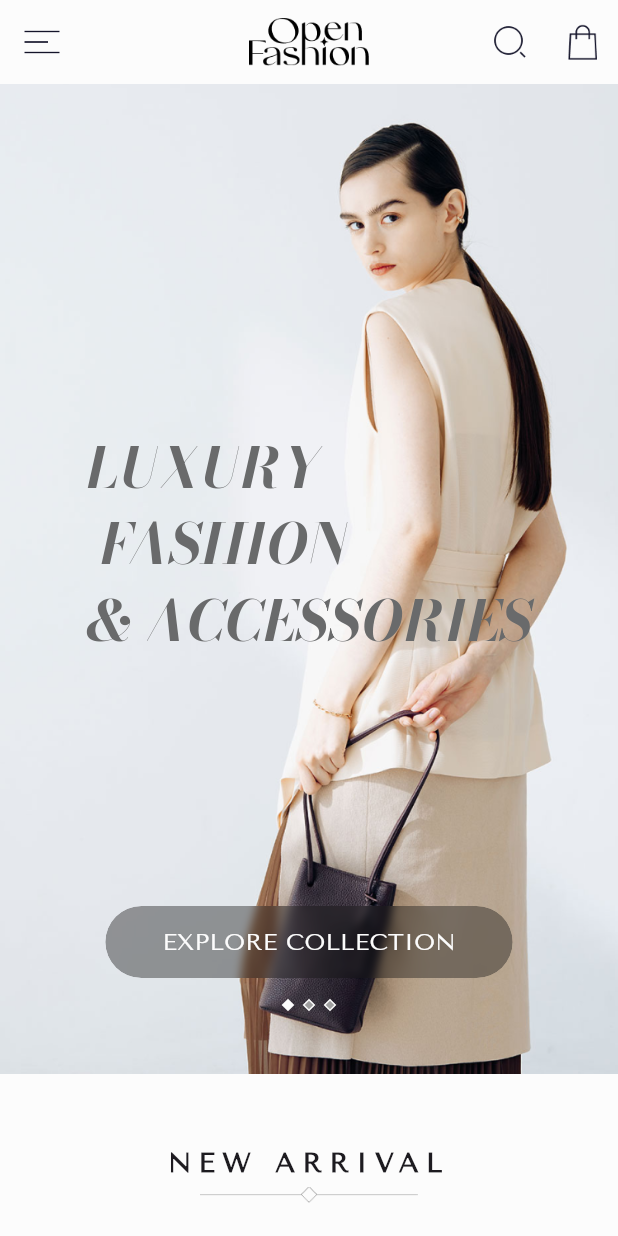
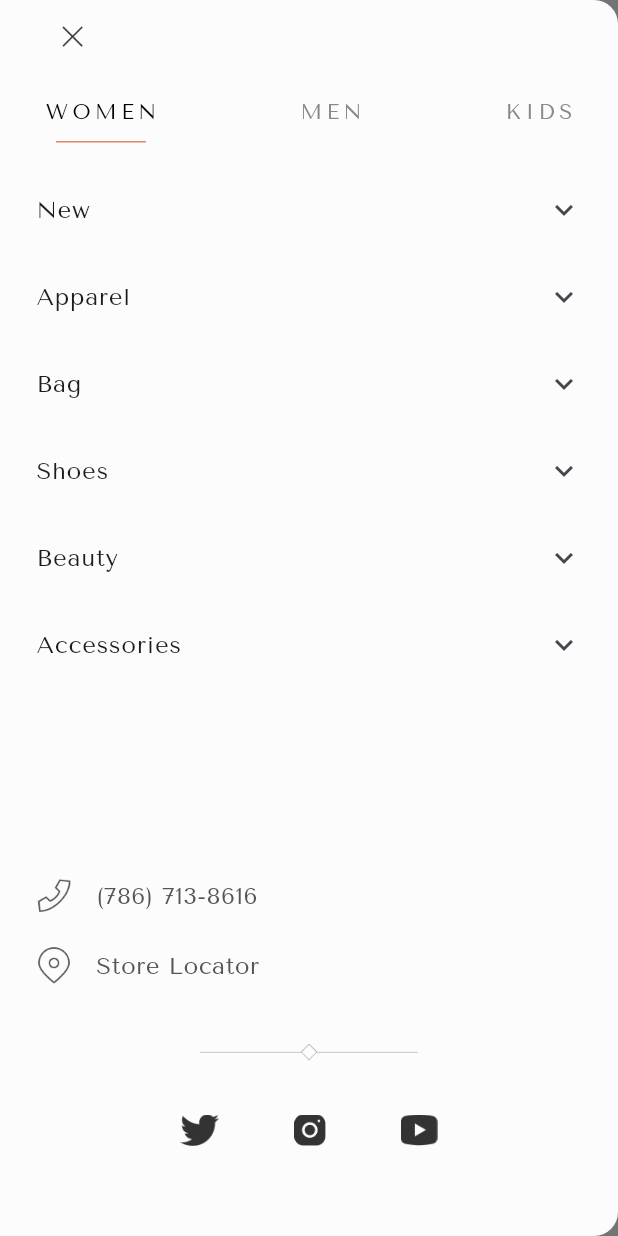
Before and after one commit to Insharah-amna/style_sphere, a Flutter app: the screen it shows after launch, with the side drawer open (before the commit the screen has no drawer), on a phone screen of 412 x 824 dp. Run offline on Flutter 3.47's test engine with Material 3 defaults, Android fonts, the phone set to English and light mode, and no system bars; drawn by our look-alikes of carousel_slider.

Commit message:
created menu and cart drawers

```diff
--- a/lib/main.dart
+++ b/lib/main.dart
@@ -24,7 +24,7 @@ class MyApp extends StatelessWidget {
           bodyLarge: TextStyle(fontSize: 16),
           bodyMedium: TextStyle(fontSize: 14),
           bodySmall: TextStyle(fontSize: 12, color: AppColors.label),
-          labelMedium: TextStyle(fontSize: 15),
+          labelMedium: TextStyle(fontSize: 15, color: AppColors.secondary),
         ),
         colorScheme: .fromSeed(seedColor: Colors.deepPurple),
       ),
--- a/lib/screens/blog_detail_page.dart
+++ b/lib/screens/blog_detail_page.dart
@@ -2,7 +2,9 @@ import 'package:flutter/material.dart';
 import 'package:style_sphere/constants/app_colors.dart';
 import 'package:style_sphere/constants/blogs.dart';
 import 'package:style_sphere/widgets/app_bar.dart';
+import 'package:style_sphere/widgets/cart_drawer.dart';
 import 'package:style_sphere/widgets/footer.dart';
+import 'package:style_sphere/widgets/menu_drawer.dart';
 
 class BlogDetailPage extends StatelessWidget {
   const BlogDetailPage({
@@ -17,6 +19,10 @@ class BlogDetailPage extends StatelessWidget {
     return Scaffold(
       appBar: MyAppBar(title: "Blog Detail"),
       backgroundColor: AppColors.offWhite,
+
+      drawer: const MenuDrawer(),
+
+      endDrawer: const CartDrawer(),
 
       body: SafeArea(
         child: ListView(
--- a/lib/screens/home_page.dart
+++ b/lib/screens/home_page.dart
@@ -1,9 +1,11 @@
 import 'package:flutter/material.dart';
 import 'package:style_sphere/constants/app_colors.dart';
 import 'package:style_sphere/widgets/app_bar.dart';
+import 'package:style_sphere/widgets/cart_drawer.dart';
 import 'package:style_sphere/widgets/footer.dart';
 import 'package:style_sphere/widgets/homepage_card.dart';
 import 'package:style_sphere/widgets/homepage_slider.dart';
+import 'package:style_sphere/widgets/menu_drawer.dart';
 import 'package:style_sphere/widgets/product_slider.dart';
 
 class Product {
@@ -55,6 +57,10 @@ class HomePage extends StatelessWidget {
     return Scaffold(
       appBar: MyAppBar(title: 'HomePage'),
       backgroundColor: AppColors.offWhite,
+
+      drawer: const MenuDrawer(),
+
+      endDrawer: const CartDrawer(),
 
       body: SafeArea(
         child: ListView(
@@ -148,7 +154,7 @@ class HomePage extends StatelessWidget {
                     Image.asset("assets/images/prada.png", width: 70,),
                     const SizedBox(width: 41),
                     Image.asset("assets/images/burberry.png", width: 100,),
-                    const SizedBox(width: 39),
+                    const SizedBox(width: 46),
                     Image.asset("assets/images/hugo_boss.png", width: 50,),
                   ],
                 ),
--- a/lib/widgets/homepage_slider.dart
+++ b/lib/widgets/homepage_slider.dart
@@ -39,16 +39,24 @@ class _HomepageSliderState extends State<HomepageSlider> {
           builder: (BuildContext context) {
             return Container(
               width: .infinity,
+
               decoration: BoxDecoration(
-                  image: DecorationImage(image: AssetImage("assets/images/homepage1.png"), fit: .cover)
+                image: DecorationImage(
+                  image: AssetImage("assets/images/homepage1.png"),
+                  fit: .cover
+                ),
               ),
+
               child: Column(
                 children: [
                   const SizedBox(height: 230),
 
                   Text(
                     "LUXURY\n FASHION\n& ACCESSORIES",
-                    style: TextStyle(fontFamily: 'BodoniModa', fontSize: 36, color: Color(0xFF696A6B)),
+                    style: TextStyle(
+                      fontFamily: 'BodoniModa',
+                      fontSize: 36,
+                      color: Color(0xFF696A6B)),
                   ),
 
                   const SizedBox(height: 165),
@@ -61,7 +69,7 @@ class _HomepageSliderState extends State<HomepageSlider> {
                         onPressed: () {},
                         style: ElevatedButton.styleFrom(
                           backgroundColor: Color(0x66111111),
-                          padding: EdgeInsets.symmetric(vertical: 12, horizontal: 38),
+                          padding: EdgeInsets.symmetric(vertical: 12, horizontal: 34),
                           shape: RoundedRectangleBorder(
                             borderRadius: BorderRadius.circular(30),
                           ),
--- /dev/null
+++ b/lib/widgets/menu_drawer.dart
@@ -0,0 +1,173 @@
+import 'package:flutter/material.dart';
+import 'package:style_sphere/constants/app_colors.dart';
+
+class MenuDrawer extends StatefulWidget {
+  const MenuDrawer({super.key});
+
+  @override
+  State<MenuDrawer> createState() => _MenuDrawerState();
+}
+
+class _MenuDrawerState extends State<MenuDrawer> {
+  int selectedTab = 0;
+
+  @override
+  Widget build(BuildContext context) {
+    return Drawer(
+      width: .infinity,
+      backgroundColor: AppColors.offWhite,
+
+      child: SafeArea(
+        child: Padding(
+          padding: const EdgeInsets.symmetric(horizontal: 24),
+          child: Column(
+            children: [
+
+              // CLOSE BUTTON
+              Align(
+                alignment: Alignment.centerLeft,
+                child: IconButton(
+                  icon: Image.asset("assets/icons/close.png", width: 24,),
+                  onPressed: () => Navigator.pop(context),
+                ),
+              ),
+
+              const SizedBox(height: 16),
+
+              // TOP TABS
+              Row(
+                mainAxisAlignment: MainAxisAlignment.spaceBetween,
+                children: [
+                  _tab("WOMEN",0),
+                  _tab("MEN",1),
+                  _tab("KIDS",2),
+                ],
+              ),
+
+              const SizedBox(height: 16),
+
+              // MENU ITEMS
+              Expanded(
+                child: ListView(
+                  children: const [
+                    DrawerItem(title: "New"),
+                    DrawerItem(title: "Apparel"),
+                    DrawerItem(title: "Bag"),
+                    DrawerItem(title: "Shoes"),
+                    DrawerItem(title: "Beauty"),
+                    DrawerItem(title: "Accessories"),
+                  ],
+                ),
+              ),
+
+              const SizedBox(height: 22),
+
+              // CONTACT SECTION
+              Column(
+                children: [
+                  Row(
+                    children: [
+                      Image.asset("assets/icons/call.png", width: 24,),
+                      SizedBox(width: 16),
+                      Text("(786) 713-8616", style: TextStyle(fontSize: 16, color: AppColors.label),)
+                    ],
+                  ),
+                  const SizedBox(height: 22),
+
+                  Row(
+                    children: [
+                      Image.asset("assets/icons/location.png", width: 24,),
+                      SizedBox(width: 16),
+                      Text("Store Locator", style: TextStyle(fontSize: 16, color: AppColors.label),)
+                    ],
+                  ),
+                ],
+              ),
+
+              const SizedBox(height: 40),
+
+              Image.asset("assets/images/decoration_line.png", height: 11, fit: .cover,),
+              const SizedBox(height: 36),
+
+              // SOCIAL MEDIA LINKS
+              Row(
+                spacing: 50,
+                mainAxisAlignment: .center,
+                children: [
+                  Image.asset("assets/images/twitter_filled.png", height: 21, fit: .cover,),
+                  Image.asset("assets/images/instagram_filled.png", height: 21, fit: .cover,),
+                  Image.asset("assets/images/youtube_filled.png", height: 21, fit: .cover,),
+                ],
+              ),
+
+              const SizedBox(height: 60),
+            ],
+          ),
+        ),
+      ),
+    );
+  }
+
+
+  Widget _tab(String title, int index) {
+    bool isSelected = selectedTab == index;
+
+    return GestureDetector(
+      onTap: (){
+        setState(() {
+          selectedTab = index;
+        });
+      },
+      child: Column(
+        children: [
+          Padding(
+            padding: EdgeInsetsGeometry.symmetric(horizontal: 5),
+            child: Text(
+              title,
+              style: TextStyle(
+                letterSpacing: 3,
+                fontWeight: FontWeight.w500,
+                color: isSelected ? Colors.black : AppColors.placeholder,
+              ),
+            ),
+          ),
+          const SizedBox(height: 10),
+
+          // active indicator
+          if(isSelected)
+            Container(
+              height: 1,
+              width: 60,
+              color: AppColors.secondary,
+            )
+        ],
+      ),
+    );
+  }
+}
+
+
+class DrawerItem extends StatelessWidget {
+  const DrawerItem({super.key, required this.title});
+  final String title;
+
+  @override
+  Widget build(BuildContext context) {
+    return ExpansionTile(
+      title: Text(title),
+      tilePadding: EdgeInsets.zero,
+      children: const [
+        Column(
+          children: [
+            ListTile(title: Text("Outer")),
+            ListTile(title: Text("Dress")),
+            ListTile(title: Text("T-shirt")),
+            ListTile(title: Text("Knitwear")),
+            ListTile(title: Text("Pants")),
+            ListTile(title: Text("Denim")),
+          ],
+        ),
+      ],
+    );
+  }
+}
```
Also changed, not shown: lib/constants/dummy_cart.dart (added, +32 -0 lines), lib/screens/blog_page.dart (+8 -2 lines), lib/widgets/app_bar.dart (+6 -5 lines), lib/widgets/cart_drawer.dart (added, +163 -0 lines), assets/icons/call.png (added), assets/icons/cart.png (added), assets/icons/close.png (added), assets/icons/location.png (added), assets/images/cart_item1.png (added), assets/images/cart_item2.png (added).
